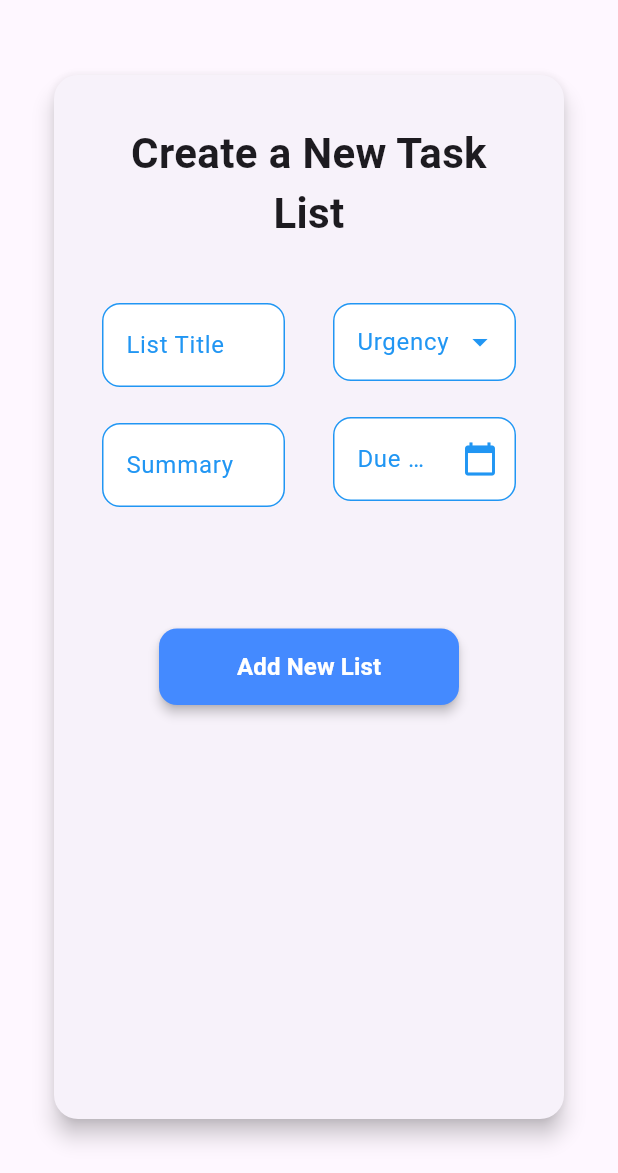
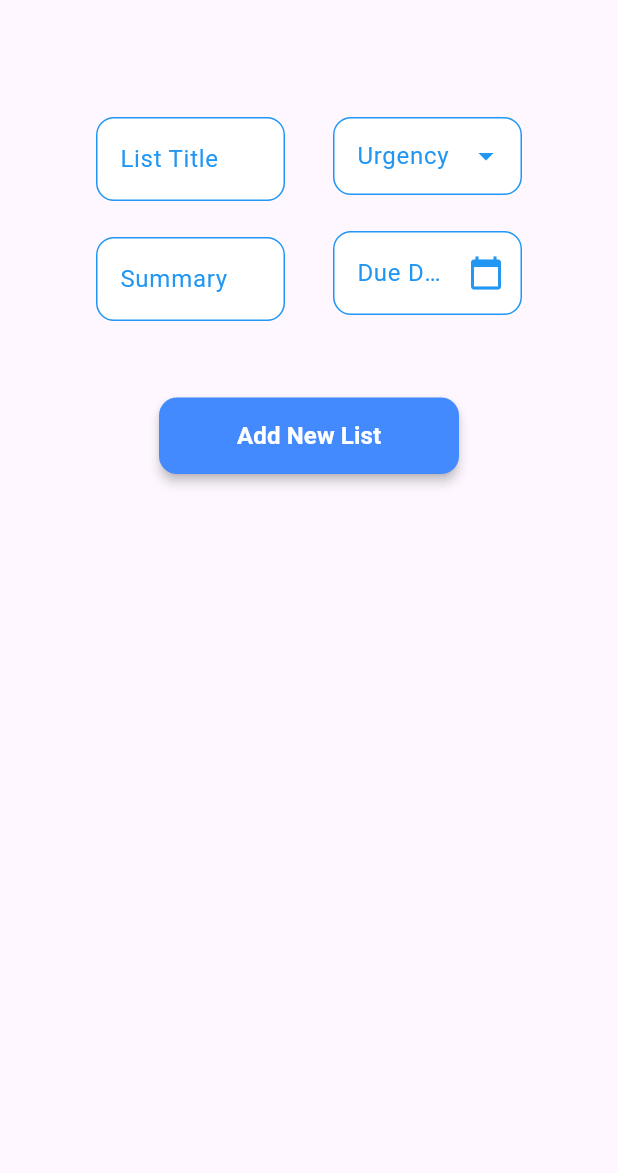
Before and after one commit to 57TerabyteZipBomb/Flutter_Kelompok, a Flutter app: the WidescreenListaddPage screen opened directly, on a phone screen of 412 x 824 dp, the part 63-1236 px from its top. Run offline on Flutter 3.47's test engine with Material 3 defaults, Android fonts, the phone set to English and light mode, and no system bars; our stand-ins replace animated_text_kit, get, shared_preferences, sqflite; accounts and stored records are empty.

Commit message:
Fixed the wonky responsive ui on the ListAdd Page

```diff
--- a/lib/controllers/add_controller.dart
+++ /dev/null
@@ -1,5 +0,0 @@
-import 'package:get/get.dart';
-
-class ListAddController extends GetxController{
-
-}
--- a/lib/pages/Widescreen/widescreen_listadd_page.dart
+++ b/lib/pages/Widescreen/widescreen_listadd_page.dart
@@ -21,21 +21,11 @@ class WidescreenListaddPage extends StatelessWidget {
           constraints: const BoxConstraints(maxWidth: 1000),
           child: Padding(
             padding: const EdgeInsets.all(32),
-            child: Card(
-              elevation: 6,
-              shape: RoundedRectangleBorder(borderRadius: BorderRadius.circular(16)),
             child: Padding(
               padding: const EdgeInsets.all(32),
               child: Column(
                 crossAxisAlignment: CrossAxisAlignment.stretch,
                 children: [
-                    const Text(
-                      "Create a New Task List",
-                      style: TextStyle(fontSize: 28, fontWeight: FontWeight.bold),
-                      textAlign: TextAlign.center,
-                    ),
-                    const SizedBox(height: 40),
-
                   // Two-column layout
                   Row(
                     crossAxisAlignment: CrossAxisAlignment.start,
@@ -63,14 +53,22 @@ class WidescreenListaddPage extends StatelessWidget {
                       Expanded(
                         child: Column(
                           children: [
-                              Obx(() => CustomDropdown(
+                            Obx(
+                              () => CustomDropdown(
                                 label: "Urgency",
                                 value: editController.urgency.value.isEmpty
                                     ? null
                                     : editController.urgency.value,
-                                    items: const ["Low", "Normal", "High", "Urgent"],
-                                    onChanged: (val) => editController.urgency.value = val ?? "",
-                                  )),
+                                items: const [
+                                  "Low",
+                                  "Normal",
+                                  "High",
+                                  "Urgent",
+                                ],
+                                onChanged: (val) =>
+                                    editController.urgency.value = val ?? "",
+                              ),
+                            ),
                             const SizedBox(height: 24),
                             CustomDatePicker(
                               textEditingController: editController.txtdue,
@@ -85,13 +83,14 @@ class WidescreenListaddPage extends StatelessWidget {
                   const SizedBox(height: 30),
 
                   // Error message
-                    Obx(() => Text(
+                  Obx(
+                    () => Text(
                       editController.stattext.value,
                       style: const TextStyle(color: Colors.red),
                       textAlign: TextAlign.center,
-                        )),
+                    ),
+                  ),
 
-                    const SizedBox(height: 30),
 
                   // Submit button
                   Align(
@@ -112,7 +111,6 @@ class WidescreenListaddPage extends StatelessWidget {
           ),
         ),
       ),
-      ),
     );
   }
 }
```
Also changed, not shown: lib/pages/listadd_page.dart (+7 -14 lines). Lines whose indentation alone changed are shown as unchanged.
